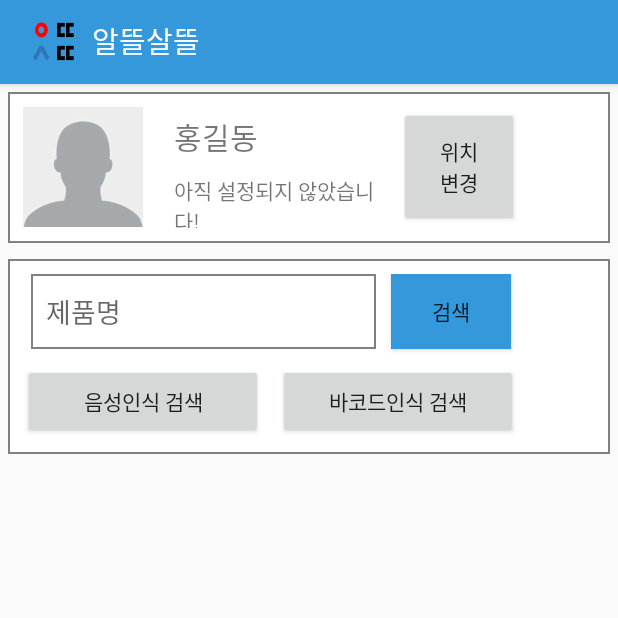
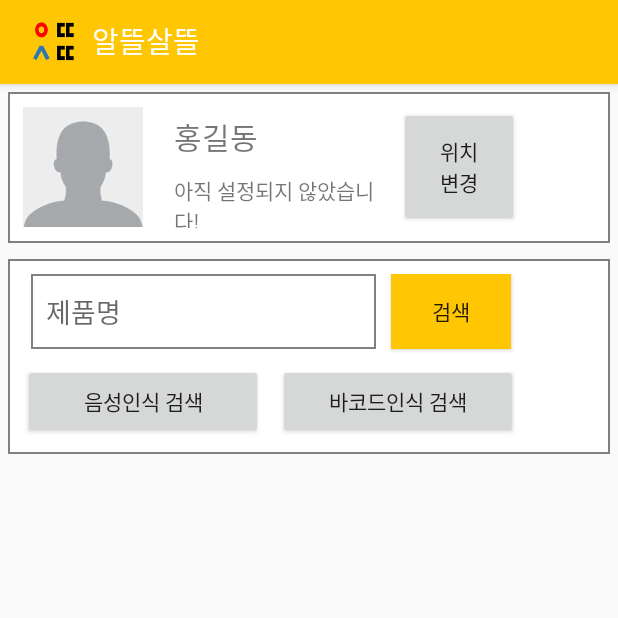
Before and after one commit to YoungAndDo/Always_Refugally, an Android app: the MainActivity screen opened directly, with no data from a screen before it, on a phone screen of 412 x 824 dp, the top half of it. Run offline under Robolectric (Android 15) with nearby library versions, the phone set to English and light mode, and no system bars; our stand-ins replace ButterKnife.

Commit message:
Change main color

```diff
--- a/app/src/main/res/values/colors.xml
+++ b/app/src/main/res/values/colors.xml
@@ -1,7 +1,7 @@
 <?xml version="1.0" encoding="utf-8"?>
 <resources>
-    <color name="colorPrimary">#3498DB</color>
-    <color name="colorPrimaryDark">#303F9F</color>
+    <color name="colorPrimary">#FFC603</color>
+    <color name="colorPrimaryDark">#FFC603</color>
     <color name="colorAccent">#FF4081</color>
     <color name="white">#FFFFFF</color>
     <color name="grey">#808080</color>
```
